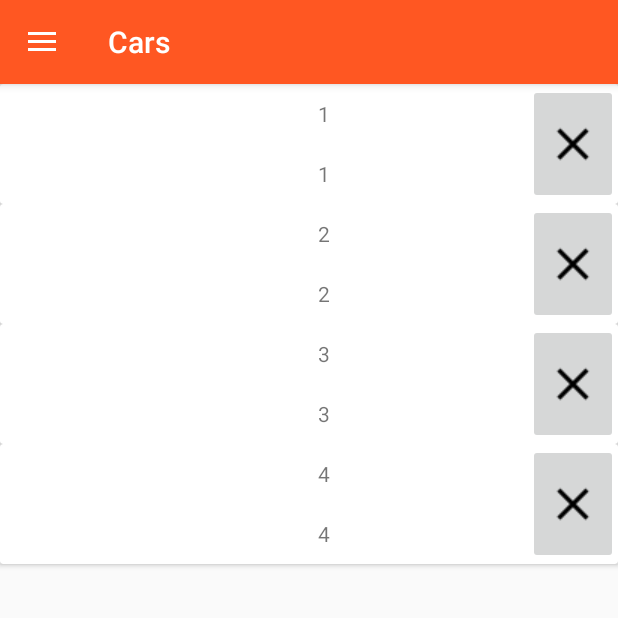
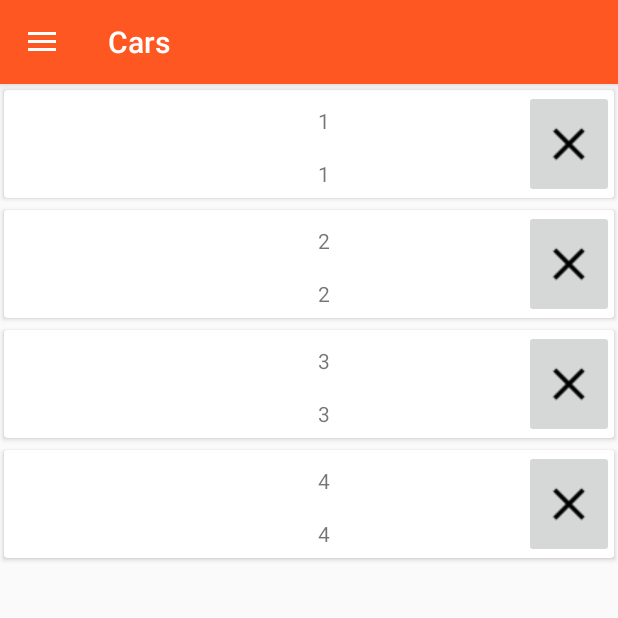
Before and after one commit to Deedss/CarSwipe, an Android app: the screen it shows after launch (MainActivity), in the side drawer, after a tap on "Cars", on a phone screen of 412 x 824 dp, the top half of it. Run offline under Robolectric (Android 15) with nearby library versions, the phone set to English and light mode, and no system bars; our stand-ins replace navigation-ui.

```diff
--- a/vroomrr-app/app/src/main/java/com/example/vroomrr/ui/car/CarFragment.java
+++ b/vroomrr-app/app/src/main/java/com/example/vroomrr/ui/car/CarFragment.java
@@ -25,6 +25,7 @@ import java.util.ArrayList;
 public class CarFragment extends Fragment {
     private CarViewModel carViewModel;
     private View root;
+
     // Add RecyclerView member
     private RecyclerView recyclerView;
 
--- a/vroomrr-app/app/src/main/java/com/example/vroomrr/ui/car/CarListViewAdapter.java
+++ b/vroomrr-app/app/src/main/java/com/example/vroomrr/ui/car/CarListViewAdapter.java
@@ -24,7 +24,7 @@ public class CarListViewAdapter extends RecyclerView.Adapter<CarListViewAdapter.
     public CarListViewAdapter(ArrayList<Car> cars) {
         this.cars = cars;
 
-        //temp To remove later on
+        //todo To remove later on
         cars.add(new Car("1","1", "1",0,0));
         cars.add(new Car("2","2", "2",0,0));
         cars.add(new Car("3","3", "3",0,0));
--- a/vroomrr-app/app/src/main/res/layout/car_row.xml
+++ b/vroomrr-app/app/src/main/res/layout/car_row.xml
@@ -1,10 +1,10 @@
 <?xml version="1.0" encoding="utf-8"?>
-<androidx.cardview.widget.CardView
-    xmlns:android="http://schemas.android.com/apk/res/android"
+<androidx.cardview.widget.CardView xmlns:android="http://schemas.android.com/apk/res/android"
     android:layout_width="match_parent"
     android:layout_height="80dp"
+    xmlns:app="http://schemas.android.com/apk/res-auto"
     android:id="@+id/car_CardView"
-    >
+    app:cardUseCompatPadding="true">
     <LinearLayout
         android:orientation="horizontal"
         android:layout_width="match_parent"
@@ -27,7 +27,8 @@
             <TextView
                 android:id="@+id/car_name"
                 android:layout_width="match_parent"
-                android:layout_height="40dp"
+                android:paddingTop="5dp"
+                android:layout_height="35dp"
                 android:gravity="center"
                 android:text="@string/car_name"
                 />
@@ -35,7 +36,8 @@
             <TextView
                 android:id="@+id/car_license"
                 android:layout_width="match_parent"
-                android:layout_height="40dp"
+                android:paddingTop="5dp"
+                android:layout_height="35dp"
                 android:gravity="center"
                 android:text="@string/car_license" />
 
--- a/vroomrr-app/app/src/main/res/layout/fragment_chat.xml
+++ b/vroomrr-app/app/src/main/res/layout/fragment_chat.xml
@@ -1,6 +1,5 @@
 <?xml version="1.0" encoding="utf-8"?>
 <LinearLayout xmlns:android="http://schemas.android.com/apk/res/android"
-    xmlns:app="http://schemas.android.com/apk/res-auto"
     xmlns:tools="http://schemas.android.com/tools"
     android:layout_width="match_parent"
     android:layout_height="match_parent"
```
Also changed, not shown: vroomrr-app/app/src/main/java/com/example/vroomrr/Chat.java (+6 -3 lines), vroomrr-app/app/src/main/java/com/example/vroomrr/ChatMessage.java (added, +20 -0 lines), vroomrr-app/app/src/main/java/com/example/vroomrr/ui/chat/ChatListViewAdapter.java (+4 -4 lines), vroomrr-app/app/src/main/res/layout/chat_row.xml (+8 -6 lines).
